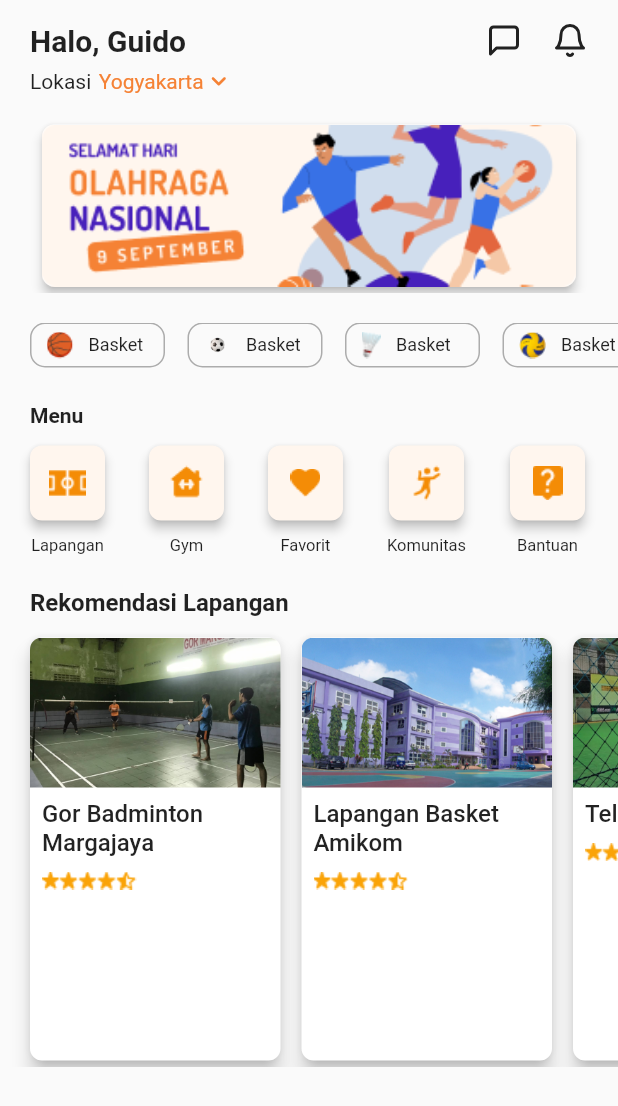
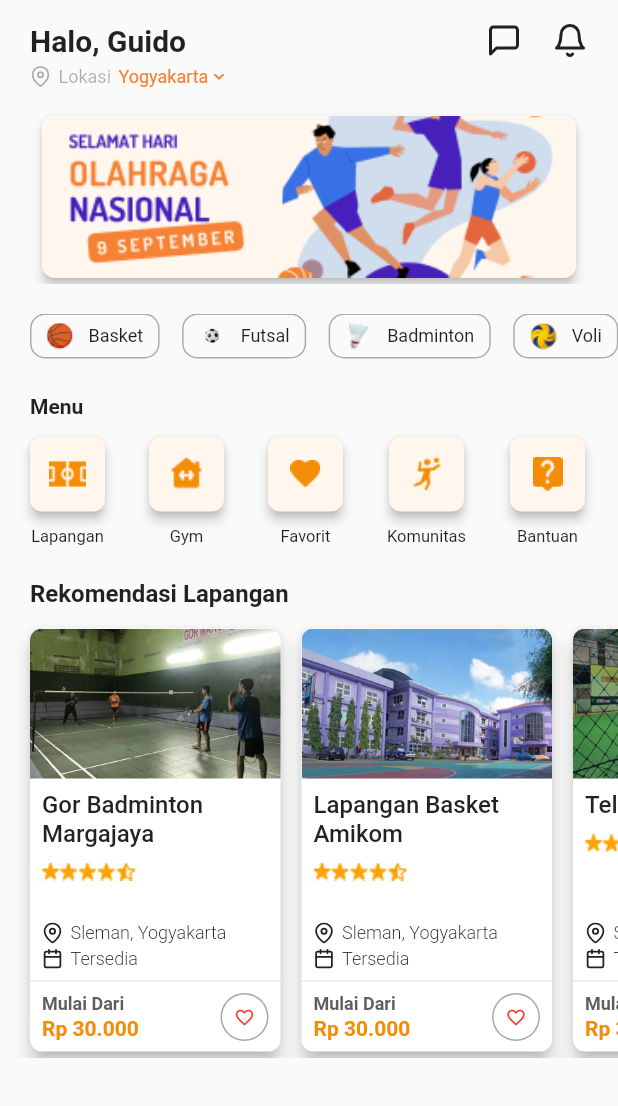
Before and after one commit to GuidoAugusta/FieldFox, a Flutter app: the HomePage screen opened by its route, on a phone screen of 412 x 824 dp. Shown: the top 1106 px of the screen. Run offline on Flutter 3.47's test engine with Material 2 defaults, Android fonts, the phone set to English and light mode, and no system bars; drawn by our look-alikes of carousel_slider; our stand-ins replace flutter_feather_icons.

Commit message:
memperbaiki menu dan rekomendasi lapangan

```diff
--- a/lib/models/daftar_lapangan.dart
+++ b/lib/models/daftar_lapangan.dart
@@ -1,5 +1,3 @@
-import 'package:flutter/material.dart';
-
 class Lapangan {
   String name;
   String alamatSingkat;
--- a/lib/pages/homepage.dart
+++ b/lib/pages/homepage.dart
@@ -106,15 +106,21 @@ class _HomePageState extends State<HomePage> {
                     ),
                     Row(
                       children: [
-                        // Icon(
-                        //   color: Color.fromARGB(40, 0, 0, 0),
-                        //   Icons.location_pin,
-                        //   size: 20,
-                        // ),
-                        // SizedBox(
-                        //   width: 5,
-                        // ),
-                        Text('Lokasi'),
+                        Icon(
+                          color: Color.fromARGB(80, 0, 0, 0),
+                          FeatherIcons.mapPin,
+                          size: 14,
+                        ),
+                        SizedBox(
+                          width: 5,
+                        ),
+                        Text(
+                          'Lokasi',
+                          style: TextStyle(
+                            color: Color.fromARGB(80, 0, 0, 0),
+                            fontSize: 12,
+                          ),
+                        ),
                         SizedBox(
                           width: 5,
                         ),
@@ -124,11 +130,12 @@ class _HomePageState extends State<HomePage> {
                             children: [
                               Text(
                                 'Yogyakarta',
-                                style: TextStyle(color: Color(0xFFF58235)),
+                                style: TextStyle(
+                                    color: Color(0xFFF58235), fontSize: 12),
                               ),
                               Icon(
                                 Icons.keyboard_arrow_down_rounded,
-                                size: 20,
+                                size: 14,
                                 color: Color(0xFFF58235),
                               )
                             ],
@@ -181,21 +188,21 @@ class _HomePageState extends State<HomePage> {
                 ),
                 MenuLapangan(
                   image: 'assets/bola_futsal.png',
-                  title: 'Basket',
+                  title: 'Futsal',
                 ),
                 SizedBox(
                   width: 15,
                 ),
                 MenuLapangan(
                   image: 'assets/kok_badminton.png',
-                  title: 'Basket',
+                  title: 'Badminton',
                 ),
                 SizedBox(
                   width: 15,
                 ),
                 MenuLapangan(
                   image: 'assets/bola_voli.png',
-                  title: 'Basket',
+                  title: 'Voli',
                 ),
                 SizedBox(
                   width: 20,
@@ -303,7 +310,9 @@ class _HomePageState extends State<HomePage> {
                               ),
                             ),
                             Padding(
-                              padding: EdgeInsets.fromLTRB(8, 8, 8, 12),
+                              padding: EdgeInsets.fromLTRB(8, 8, 8, 0),
+                              child: SizedBox(
+                                height: 60,
                                 child: Column(
                                   crossAxisAlignment: CrossAxisAlignment.start,
                                   children: [
@@ -317,6 +326,94 @@ class _HomePageState extends State<HomePage> {
                                       height: 10,
                                     ),
                                     Image.asset('assets/rating.png'),
+                                  ],
+                                ),
+                              ),
+                            ),
+                            SizedBox(
+                              height: 28,
+                            ),
+                            Padding(
+                              padding: const EdgeInsets.fromLTRB(8, 0, 8, 0),
+                              child: Column(
+                                crossAxisAlignment: CrossAxisAlignment.start,
+                                children: [
+                                  Row(
+                                    children: [
+                                      Icon(
+                                        FeatherIcons.mapPin,
+                                        size: 14,
+                                        // color: Color(value),
+                                      ),
+                                      SizedBox(
+                                        width: 5,
+                                      ),
+                                      Text(
+                                        lapangan.alamatSingkat,
+                                        style: TextStyle(
+                                          fontSize: 12,
+                                          fontWeight: FontWeight.w300,
+                                        ),
+                                      )
+                                    ],
+                                  ),
+                                  SizedBox(
+                                    height: 3,
+                                  ),
+                                  Row(
+                                    children: [
+                                      Icon(
+                                        FeatherIcons.calendar,
+                                        size: 14,
+                                      ),
+                                      SizedBox(
+                                        width: 5,
+                                      ),
+                                      Text(
+                                        'Tersedia',
+                                        style: TextStyle(
+                                          fontSize: 12,
+                                          fontWeight: FontWeight.w300,
+                                        ),
+                                      )
+                                    ],
+                                  ),
+                                ],
+                              ),
+                            ),
+                            Divider(),
+                            Padding(
+                              padding: EdgeInsets.fromLTRB(8, 0, 8, 0),
+                              child: Row(
+                                mainAxisAlignment:
+                                    MainAxisAlignment.spaceBetween,
+                                children: [
+                                  Column(
+                                    crossAxisAlignment:
+                                        CrossAxisAlignment.start,
+                                    children: [
+                                      Text(
+                                        'Mulai Dari',
+                                        style: TextStyle(
+                                          color: Color(0xFF5E5E5E),
+                                          fontSize: 12,
+                                          fontWeight: FontWeight.w600,
+                                        ),
+                                      ),
+                                      SizedBox(
+                                        height: 1,
+                                      ),
+                                      Text(
+                                        'Rp 30.000',
+                                        style: TextStyle(
+                                          color: Color(0xFFF48C06),
+                                          fontSize: 14,
+                                          fontWeight: FontWeight.w600,
+                                        ),
+                                      )
+                                    ],
+                                  ),
+                                  const FavoriteButton(),
                                 ],
                               ),
                             )
@@ -351,9 +448,10 @@ class MenuLapangan extends StatelessWidget {
       onTap: () {},
       splashColor: Colors.transparent,
       highlightColor: Colors.transparent,
+      child: UnconstrainedBox(
         child: Container(
-        width: 90,
-        height: 30,
+          // width: 90,
+          // height: 30,
           decoration: BoxDecoration(
             borderRadius: BorderRadius.circular(10),
             border: Border.all(
@@ -365,7 +463,11 @@ class MenuLapangan extends StatelessWidget {
             padding: const EdgeInsets.fromLTRB(10, 5, 10, 5),
             child: Row(
               children: [
-              Image.asset(image),
+                Image.asset(
+                  image,
+                  width: 18,
+                  height: 18,
+                ),
                 SizedBox(
                   width: 10,
                 ),
@@ -374,6 +476,7 @@ class MenuLapangan extends StatelessWidget {
                   style: TextStyle(fontSize: 12),
                 )
               ],
+            ),
           ),
         ),
       ),
@@ -419,3 +522,39 @@ class MenuHomepage extends StatelessWidget {
     );
   }
 }
+
+class FavoriteButton extends StatefulWidget {
+  const FavoriteButton({super.key});
+
+  @override
+  State<FavoriteButton> createState() => _FavoriteButtonState();
+}
+
+class _FavoriteButtonState extends State<FavoriteButton> {
+  bool isFavorite = false;
+
+  @override
+  Widget build(BuildContext context) {
+    return CircleAvatar(
+      backgroundColor: Color.fromARGB(255, 169, 169, 169),
+      radius: 16,
+      child: GestureDetector(
+        onTap: () {
+          setState(() {
+            isFavorite = !isFavorite;
+          });
+        },
+        child: CircleAvatar(
+          foregroundColor: Color.fromARGB(255, 169, 169, 169),
+          backgroundColor: Colors.white,
+          radius: 15,
+          child: Icon(
+            isFavorite ? Icons.favorite : Icons.favorite_border,
+            color: Colors.red,
+            size: 14,
+          ),
+        ),
+      ),
+    );
+  }
+}
--- a/pubspec.yaml
+++ b/pubspec.yaml
@@ -19,7 +19,7 @@ publish_to: "none" # Remove this line if you wish to publish to pub.dev
 version: 1.0.0+1
 
 environment:
-  sdk: ">=3.1.2 <4.0.0"
+  sdk: ">=3.1.5 <4.0.0"
 
 # Dependencies specify other packages that your package needs in order to work.
 # To automatically upgrade your package dependencies to the latest versions
```
Also changed, not shown: pubspec.lock. Lines whose indentation alone changed are shown as unchanged.
